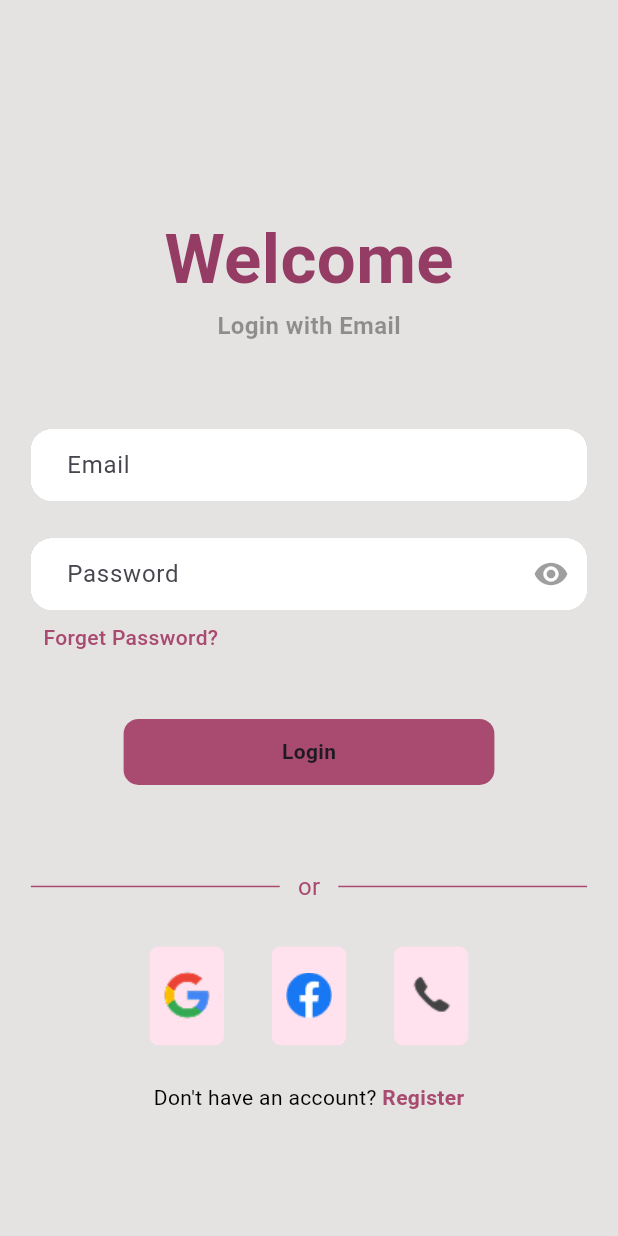
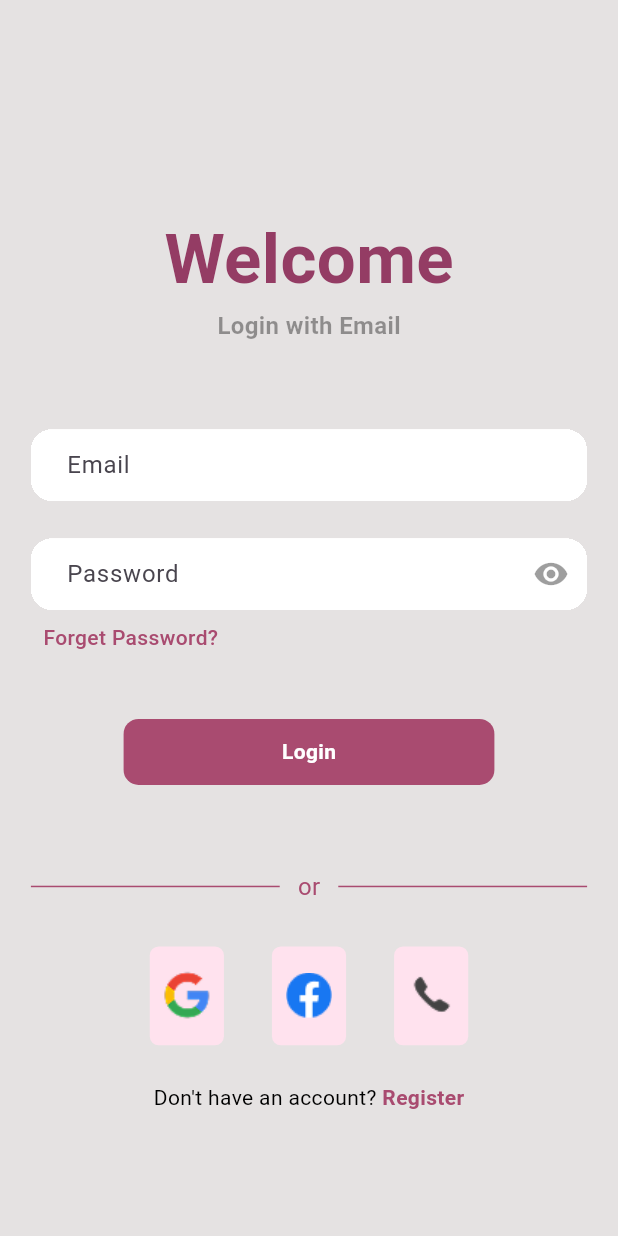
Before and after one commit to shahzaibarif773/Resposive_App, a Flutter app: the screen it shows after launch, on a phone screen of 412 x 824 dp. Run offline on Flutter 3.47's test engine with Material 3 defaults, Android fonts, the phone set to English and light mode, and no system bars; drawn by our look-alikes of auto_size_text.

Commit message:
Updated feature/fixed bug

```diff
--- a/lib/pages/details_page.dart
+++ b/lib/pages/details_page.dart
@@ -12,6 +12,7 @@ class DetailsPage extends StatelessWidget {
   Widget build(BuildContext context) {
     return Scaffold(
       appBar: AppBar(
+        iconTheme: IconThemeData(color: Colors.white),
         centerTitle: true,
         backgroundColor: AppColors.purple,
         title: Text(
--- a/lib/pages/home_page.dart
+++ b/lib/pages/home_page.dart
@@ -34,6 +34,7 @@ class _HomePageState extends State<HomePage> {
           ? Drawer(backgroundColor: AppColors.grey, child: DrawerWidget())
           : null,
       appBar: AppBar(
+        iconTheme: IconThemeData(color: Colors.white),
         backgroundColor: AppColors.purple,
         title: AutoSizeText(
           minFontSize: 10,
--- a/lib/pages/login_page.dart
+++ b/lib/pages/login_page.dart
@@ -164,7 +164,7 @@ class _LoginPageState extends State<LoginPage> {
                           minFontSize: 8,
                           maxFontSize: 14,
                           'Login',
-                          style: TextStyle(fontWeight: FontWeight.bold),
+                          style: TextStyle(fontWeight: FontWeight.bold,color: AppColors.white),
                         ),
                       ],
                     ),
```
